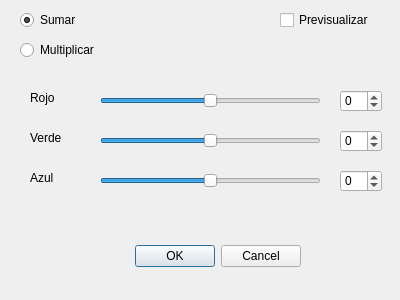
Before: the Qt Designer form QFotoPaint5/ajuste_rojo_verde_azul.ui in AntonioMrtz/PhotoshopIG, drawn with Qt 5.
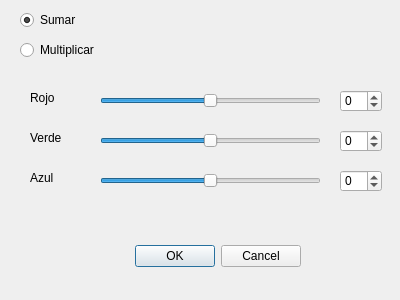
After: the same form once the commit is applied.

Commit message: ajustar rojo verde azul interfaz sin guardar imagen

Diff of the .ui file:
```diff
--- a/QFotoPaint5/ajuste_rojo_verde_azul.ui
+++ b/QFotoPaint5/ajuste_rojo_verde_azul.ui
@@ -157,19 +157,6 @@
     <string>Azul</string>
    </property>
   </widget>
-  <widget class="QCheckBox" name="checkBox">
-   <property name="geometry">
-    <rect>
-     <x>280</x>
-     <y>10</y>
-     <width>111</width>
-     <height>20</height>
-    </rect>
-   </property>
-   <property name="text">
-    <string>Previsualizar</string>
-   </property>
-  </widget>
   <widget class="QSpinBox" name="spinBox">
    <property name="geometry">
     <rect>
```
The commit also changes 21 other files.
